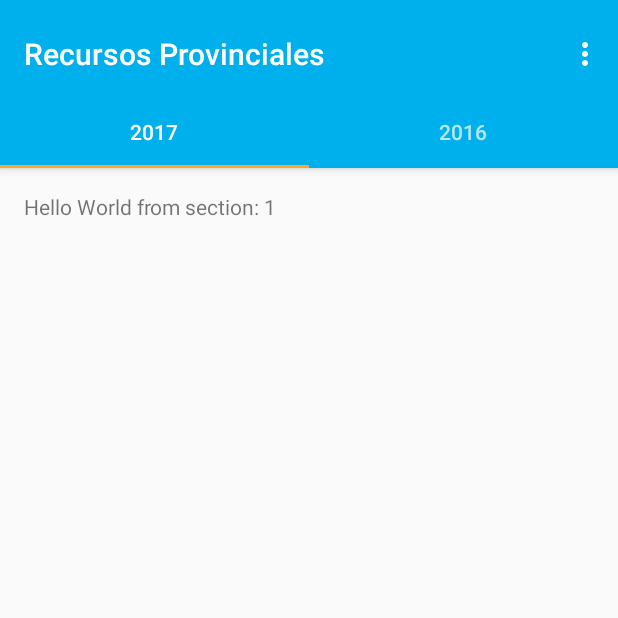
After one commit to guillermolopez3/caja_aplicaciones_tics, an Android app: the RecursosProvincialesActivity screen opened directly, with no data from a screen before it, on a phone screen of 412 x 824 dp, the top half of it. The commit adds this screen. Run offline under Robolectric (Android 15) with nearby library versions, the phone set to English and light mode, and no system bars.

Commit message:
pestañas para recursos de NE

```diff
--- a/app/src/main/java/com/gru/cajaaplicacionestics/view/NuevaSeleccioonActivity.java
+++ b/app/src/main/java/com/gru/cajaaplicacionestics/view/NuevaSeleccioonActivity.java
@@ -48,7 +48,8 @@ public class NuevaSeleccioonActivity extends AppCompatActivity {
         ne.setOnClickListener(new View.OnClickListener() {
             @Override
             public void onClick(View v) {
-                Intent i = new Intent(NuevaSeleccioonActivity.this,NEActivity.class);
+               // Intent i = new Intent(NuevaSeleccioonActivity.this,NEActivity.class);
+                Intent i = new Intent(NuevaSeleccioonActivity.this,NuestraEscuelaMenuActivity.class);
                 startActivity(i);
             }
         });
--- /dev/null
+++ b/app/src/main/java/com/gru/cajaaplicacionestics/view/RecursosProvincialesActivity.java
@@ -0,0 +1,111 @@
+package com.gru.cajaaplicacionestics.view;
+
+import android.support.design.widget.TabLayout;
+import android.support.design.widget.FloatingActionButton;
+import android.support.design.widget.Snackbar;
+import android.support.v7.app.AppCompatActivity;
+import android.support.v7.widget.Toolbar;
+
+import android.support.v4.app.Fragment;
+import android.support.v4.app.FragmentManager;
+import android.support.v4.app.FragmentPagerAdapter;
+import android.support.v4.view.ViewPager;
+import android.os.Bundle;
+import android.view.LayoutInflater;
+import android.view.Menu;
+import android.view.MenuItem;
+import android.view.View;
+import android.view.ViewGroup;
+
+import android.widget.TextView;
+
+import com.gru.cajaaplicacionestics.R;
+
+public class RecursosProvincialesActivity extends AppCompatActivity {
+
+    private SectionsPagerAdapter mSectionsPagerAdapter;
+    private ViewPager mViewPager;
+
+    @Override
+    protected void onCreate(Bundle savedInstanceState) {
+        super.onCreate(savedInstanceState);
+        setContentView(R.layout.activity_recursos_provinciales);
+
+        Toolbar toolbar = (Toolbar) findViewById(R.id.toolbar);
+        setSupportActionBar(toolbar);
+        // Create the adapter that will return a fragment for each of the three
+        // primary sections of the activity.
+        mSectionsPagerAdapter = new SectionsPagerAdapter(getSupportFragmentManager());
+
+        // Set up the ViewPager with the sections adapter.
+        mViewPager = (ViewPager) findViewById(R.id.container);
+        mViewPager.setAdapter(mSectionsPagerAdapter);
+
+        TabLayout tabLayout = (TabLayout) findViewById(R.id.tabs);
+
+        mViewPager.addOnPageChangeListener(new TabLayout.TabLayoutOnPageChangeListener(tabLayout));
+        tabLayout.addOnTabSelectedListener(new TabLayout.ViewPagerOnTabSelectedListener(mViewPager));
+
+
+    }
+
+
+    @Override
+    public boolean onCreateOptionsMenu(Menu menu) {
+        getMenuInflater().inflate(R.menu.menu_recursos_provinciales, menu);
+        return true;
+    }
+
+    @Override
+    public boolean onOptionsItemSelected(MenuItem item) {
+        int id = item.getItemId();
+
+        //noinspection SimplifiableIfStatement
+        if (id == R.id.action_settings) {
+            return true;
+        }
+
+        return super.onOptionsItemSelected(item);
+    }
+
+    public static class PlaceholderFragment extends Fragment {
+        private static final String ARG_SECTION_NUMBER = "section_number";
+
+        public PlaceholderFragment() {
+        }
+
+       public static PlaceholderFragment newInstance(int sectionNumber) {
+            PlaceholderFragment fragment = new PlaceholderFragment();
+            Bundle args = new Bundle();
+            args.putInt(ARG_SECTION_NUMBER, sectionNumber);
+            fragment.setArguments(args);
+            return fragment;
+        }
+
+        @Override
+        public View onCreateView(LayoutInflater inflater, ViewGroup container,
+                                 Bundle savedInstanceState) {
+            View rootView = inflater.inflate(R.layout.fragment_recursos_provinciales, container, false);
+            TextView textView = (TextView) rootView.findViewById(R.id.section_label);
+            textView.setText(getString(R.string.section_format, getArguments().getInt(ARG_SECTION_NUMBER)));
+            return rootView;
+        }
+    }
+
+    public class SectionsPagerAdapter extends FragmentPagerAdapter {
+
+        public SectionsPagerAdapter(FragmentManager fm) {
+            super(fm);
+        }
+
+        @Override
+        public Fragment getItem(int position) {
+           return PlaceholderFragment.newInstance(position + 1);
+        }
+
+        @Override
+        public int getCount() {
+           return 2;
+        }
+    }
+}
--- /dev/null
+++ b/app/src/main/res/layout/activity_recursos_provinciales.xml
@@ -0,0 +1,59 @@
+<?xml version="1.0" encoding="utf-8"?>
+<android.support.design.widget.CoordinatorLayout xmlns:android="http://schemas.android.com/apk/res/android"
+    xmlns:app="http://schemas.android.com/apk/res-auto"
+    xmlns:tools="http://schemas.android.com/tools"
+    android:id="@+id/main_content"
+    android:layout_width="match_parent"
+    android:layout_height="match_parent"
+    android:fitsSystemWindows="true"
+    tools:context="com.gru.cajaaplicacionestics.view.RecursosProvincialesActivity">
+
+    <android.support.design.widget.AppBarLayout
+        android:id="@+id/appbar"
+        android:layout_width="match_parent"
+        android:layout_height="wrap_content"
+        android:paddingTop="@dimen/appbar_padding_top"
+        android:theme="@style/AppTheme.AppBarOverlay">
+
+        <android.support.v7.widget.Toolbar
+            android:id="@+id/toolbar"
+            android:layout_width="match_parent"
+            android:layout_height="?attr/actionBarSize"
+            android:layout_weight="1"
+            android:background="?attr/colorPrimary"
+            app:layout_scrollFlags="scroll|enterAlways"
+            app:popupTheme="@style/AppTheme.PopupOverlay"
+            app:title="Recursos Provinciales">
+
+        </android.support.v7.widget.Toolbar>
+
+        <android.support.design.widget.TabLayout
+            android:id="@+id/tabs"
+            android:layout_width="match_parent"
+            android:layout_height="wrap_content">
+
+            <android.support.design.widget.TabItem
+                android:id="@+id/tabItem"
+                android:layout_width="wrap_content"
+                android:layout_height="wrap_content"
+                android:text="2017" />
+
+            <android.support.design.widget.TabItem
+                android:id="@+id/tabItem2"
+                android:layout_width="wrap_content"
+                android:layout_height="wrap_content"
+                android:text="2016" />
+
+
+
+        </android.support.design.widget.TabLayout>
+    </android.support.design.widget.AppBarLayout>
+
+    <android.support.v4.view.ViewPager
+        android:id="@+id/container"
+        android:layout_width="match_parent"
+        android:layout_height="match_parent"
+        app:layout_behavior="@string/appbar_scrolling_view_behavior" />
+
+
+</android.support.design.widget.CoordinatorLayout>
--- /dev/null
+++ b/app/src/main/res/layout/fragment_recursos_provinciales.xml
@@ -0,0 +1,22 @@
+<android.support.constraint.ConstraintLayout xmlns:android="http://schemas.android.com/apk/res/android"
+    xmlns:app="http://schemas.android.com/apk/res-auto"
+    xmlns:tools="http://schemas.android.com/tools"
+    android:id="@+id/constraintLayout"
+    android:layout_width="match_parent"
+    android:layout_height="match_parent"
+    tools:context="com.gru.cajaaplicacionestics.view.RecursosProvincialesActivity$PlaceholderFragment">
+
+    <TextView
+        android:id="@+id/section_label"
+        android:layout_width="wrap_content"
+        android:layout_height="wrap_content"
+        android:layout_marginBottom="@dimen/activity_vertical_margin"
+        android:layout_marginEnd="@dimen/activity_horizontal_margin"
+        android:layout_marginStart="@dimen/activity_horizontal_margin"
+        android:layout_marginTop="@dimen/activity_vertical_margin"
+        app:layout_constraintLeft_toLeftOf="parent"
+        app:layout_constraintTop_toTopOf="@+id/constraintLayout"
+        tools:layout_constraintLeft_creator="1"
+        tools:layout_constraintTop_creator="1" />
+
+</android.support.constraint.ConstraintLayout>
--- /dev/null
+++ b/app/src/main/res/menu/menu_recursos_provinciales.xml
@@ -0,0 +1,10 @@
+<menu xmlns:android="http://schemas.android.com/apk/res/android"
+    xmlns:app="http://schemas.android.com/apk/res-auto"
+    xmlns:tools="http://schemas.android.com/tools"
+    tools:context="com.gru.cajaaplicacionestics.view.RecursosProvincialesActivity">
+    <item
+        android:id="@+id/action_settings"
+        android:orderInCategory="100"
+        android:title="@string/action_settings"
+        app:showAsAction="never" />
+</menu>
--- /dev/null
+++ b/app/src/main/res/values-w820dp/dimens.xml
@@ -0,0 +1,6 @@
+<resources>
+    <!-- Example customization of dimensions originally defined in res/values/dimens.xml
+         (such as screen margins) for screens with more than 820dp of available width. This
+         would include 7" and 10" devices in landscape (~960dp and ~1280dp respectively). -->
+    <dimen name="activity_horizontal_margin">64dp</dimen>
+</resources>
--- a/app/src/main/res/values/colors.xml
+++ b/app/src/main/res/values/colors.xml
@@ -10,4 +10,7 @@
 
     <color name="black_overlay">#66000000</color>
 
+    <color name="fondo_logo_ne">#F1F1F1</color>
+    <color name="botones_ne">#eb402d</color>
+
 </resources>
--- a/app/src/main/res/values/dimens.xml
+++ b/app/src/main/res/values/dimens.xml
@@ -12,5 +12,6 @@
     <dimen name="corner_radius">10dp</dimen>
     <dimen name="paddin_card">5dp</dimen>
     <dimen name="elevation_card">5dp</dimen>
+    <dimen name="appbar_padding_top">8dp</dimen>
 
 </resources>
--- a/app/src/main/res/values/strings.xml
+++ b/app/src/main/res/values/strings.xml
@@ -90,5 +90,9 @@ Es una herramienta colaborativa para toda  la comunidad educativa, en constante
     <string name="dummy_button">Dummy Button</string>
     <string name="dummy_content">DUMMY\nCONTENT</string>
     <string name="novedades">Novedades</string>
+    <string name="title_activity_recursos_provinciales">RecursosProvincialesActivity</string>
+
+    <string name="action_settings">Settings</string>
+    <string name="section_format">Hello World from section: %1$d</string>
 
 </resources>
```
Also changed, not shown: app/src/main/AndroidManifest.xml (+6 -2 lines), app/src/main/java/com/gru/cajaaplicacionestics/view/NuestraEscuelaMenuActivity.java (added, +43 -0 lines), app/src/main/res/layout/activity_nuestra_escuela_menu.xml (added, +76 -0 lines), app/src/main/res/layout/app_bar_ne.xml (added, +14 -0 lines), app/src/main/res/drawable-xhdpi/logo_ne.png (added).
